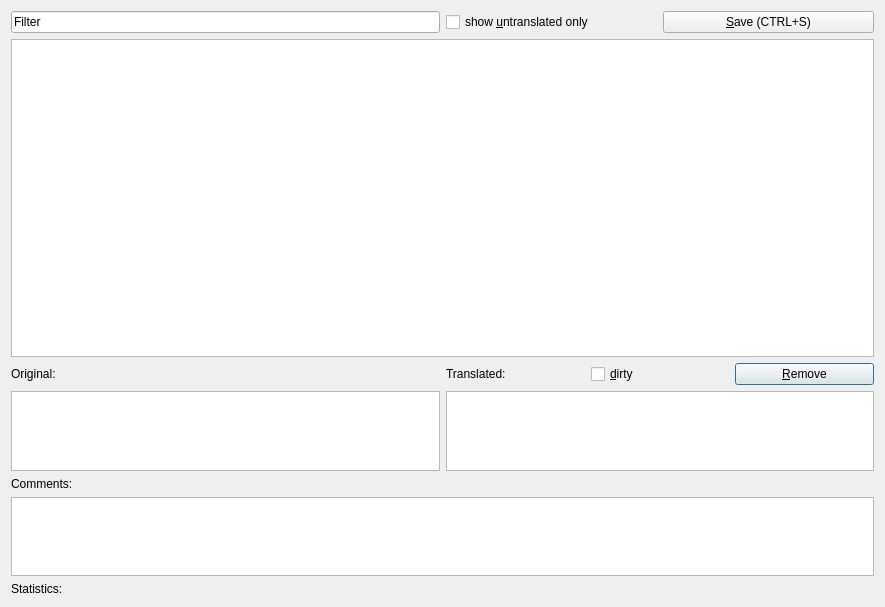
Qt form ui_translater.ui (aszell/apropy) before a commit.
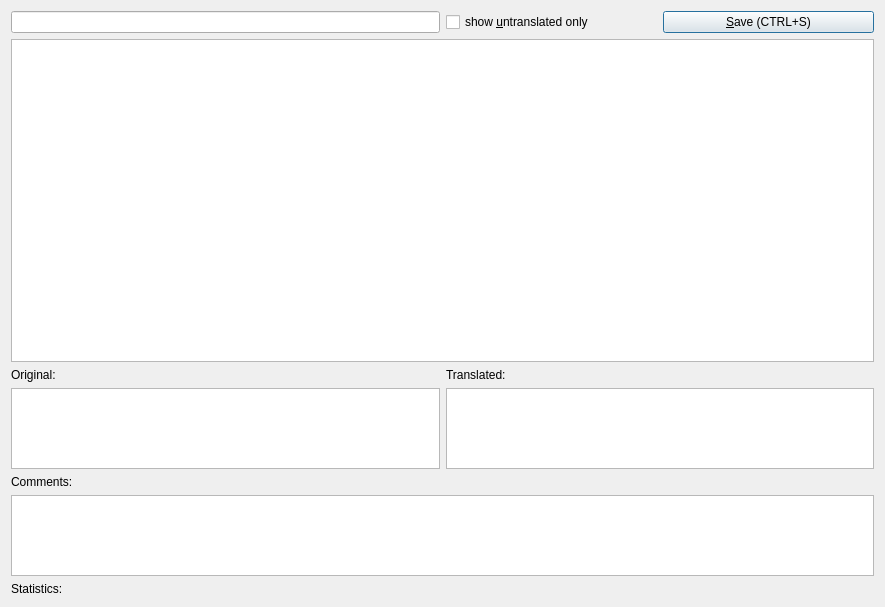
The same form after that commit.

Commit message: Editing something in the table changes the "detailed edit" text edit box below the table and vice versa.

What changed in the file:
```diff
--- a/ui_translater.ui
+++ b/ui_translater.ui
@@ -34,7 +34,7 @@
    <item row="0" column="0">
     <widget class="QLineEdit" name="filterEdit">
      <property name="text">
-      <string>Filter</string>
+      <string/>
      </property>
     </widget>
    </item>
@@ -47,20 +47,6 @@
        </property>
       </widget>
      </item>
-     <item>
-      <widget class="QCheckBox" name="dirtyBox">
-       <property name="text">
-        <string>&amp;dirty</string>
-       </property>
-      </widget>
-     </item>
-     <item>
-      <widget class="QPushButton" name="removeButton">
-       <property name="text">
-        <string>&amp;Remove</string>
-       </property>
-      </widget>
-     </item>
     </layout>
    </item>
    <item row="8" column="0">
@@ -71,6 +57,9 @@
        <verstretch>1</verstretch>
       </sizepolicy>
      </property>
+     <property name="readOnly">
+      <bool>true</bool>
+     </property>
     </widget>
    </item>
    <item row="9" column="0">
@@ -113,6 +102,9 @@
        <verstretch>1</verstretch>
       </sizepolicy>
      </property>
+     <property name="readOnly">
+      <bool>true</bool>
+     </property>
     </widget>
    </item>
    <item row="3" column="0" colspan="2">
```
Left out of the diff: 2 changed lines with no effect on the pictures. The commit also changes 2 other files.
